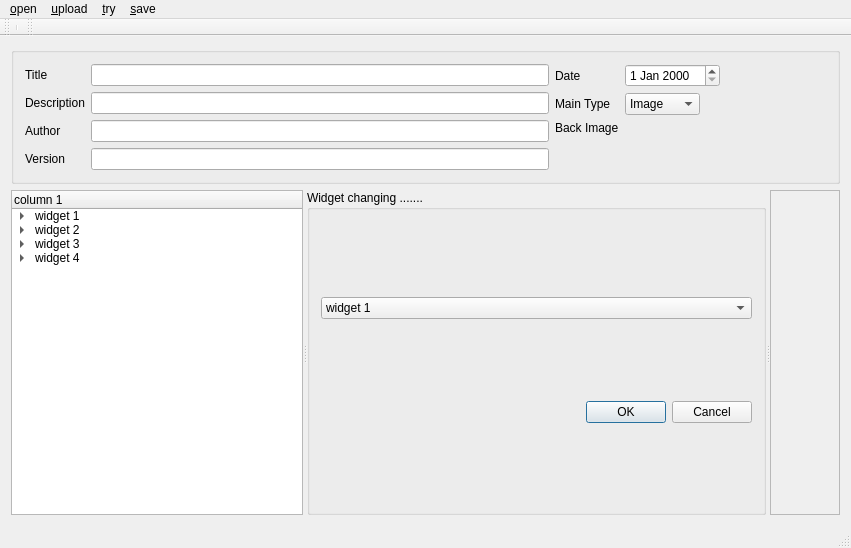
The window that mainwindow.ui (KDE/pairs) describes before a commit, drawn with Qt 5.
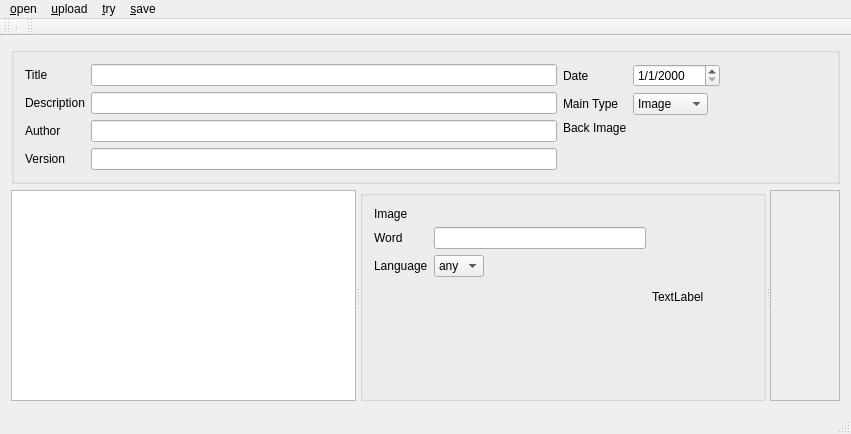
The same window after the commit. Custom widgets are drawn as their Qt base class.

Commit message: new model to parse and display a Pairs theme

The edit to the form file:
```diff
--- a/mainwindow.ui
+++ b/mainwindow.ui
@@ -7,16 +7,14 @@
     <x>0</x>
     <y>0</y>
     <width>851</width>
-    <height>548</height>
+    <height>434</height>
    </rect>
   </property>
   <property name="windowTitle">
    <string>MainWindow</string>
   </property>
   <widget class="QWidget" name="centralWidget">
-   <layout class="QVBoxLayout" name="verticalLayout_3">
-    <item>
-     <layout class="QVBoxLayout" name="verticalLayout_2">
+   <layout class="QVBoxLayout" name="verticalLayout">
       <item>
        <widget class="QGroupBox" name="groupBox_2">
         <property name="sizePolicy">
@@ -89,7 +87,11 @@
             </widget>
            </item>
            <item row="0" column="1">
-            <widget class="QDateEdit" name="dateEdit"/>
+          <widget class="QDateEdit" name="dateEdit">
+           <property name="displayFormat">
+            <string>d/M/yyyy</string>
+           </property>
+          </widget>
            </item>
            <item row="1" column="0">
             <widget class="QLabel" name="maintypeLabel">
@@ -137,7 +139,7 @@
          <item>
           <layout class="QVBoxLayout" name="verticalLayout_4">
            <item>
-            <widget class="QLabel" name="label">
+          <widget class="QLabel" name="pixLabel">
              <property name="sizePolicy">
               <sizepolicy hsizetype="Maximum" vsizetype="Maximum">
                <horstretch>0</horstretch>
@@ -169,111 +171,115 @@
          <property name="orientation">
           <enum>Qt::Horizontal</enum>
          </property>
-         <widget class="QTreeWidget" name="treeWidget">
-          <property name="columnCount">
-           <number>1</number>
-          </property>
-          <column>
-           <property name="text">
-            <string>column 1</string>
-           </property>
-          </column>
-          <item>
-           <property name="text">
-            <string>widget 1</string>
-           </property>
-           <item>
-            <property name="text">
-             <string>sub widget </string>
-            </property>
-           </item>
-          </item>
-          <item>
-           <property name="text">
-            <string>widget 2</string>
-           </property>
-           <item>
-            <property name="text">
-             <string>sub widget</string>
-            </property>
-           </item>
-          </item>
-          <item>
-           <property name="text">
-            <string>widget 3</string>
-           </property>
-           <item>
-            <property name="text">
-             <string>sub widget </string>
-            </property>
-           </item>
-          </item>
-          <item>
-           <property name="text">
-            <string>widget 4</string>
-           </property>
-           <item>
-            <property name="text">
-             <string>sub widget</string>
-            </property>
-           </item>
-          </item>
-         </widget>
+       <widget class="QTreeView" name="treeView"/>
          <widget class="QGroupBox" name="groupBox">
+        <property name="sizePolicy">
+         <sizepolicy hsizetype="Maximum" vsizetype="Maximum">
+          <horstretch>0</horstretch>
+          <verstretch>0</verstretch>
+         </sizepolicy>
+        </property>
           <property name="title">
-           <string>Widget changing .......</string>
-          </property>
-          <layout class="QVBoxLayout" name="verticalLayout">
-           <item>
-            <widget class="QComboBox" name="comboBox">
-             <property name="minimumSize">
-              <size>
-               <width>374</width>
-               <height>0</height>
-              </size>
-             </property>
-             <item>
-              <property name="text">
-               <string>widget 1</string>
-              </property>
-             </item>
-             <item>
-              <property name="text">
-               <string>widget 2</string>
-              </property>
-             </item>
-             <item>
-              <property name="text">
-               <string> widget 3</string>
-              </property>
-             </item>
-             <item>
-              <property name="text">
-               <string>widget 4</string>
-              </property>
-             </item>
-             <item>
-              <property name="text">
-               <string>widget 5</string>
-              </property>
-             </item>
-             <item>
-              <property name="text">
                <string/>
               </property>
-             </item>
+        <layout class="QHBoxLayout" name="horizontalLayout_2">
+         <item>
+          <layout class="QFormLayout" name="formLayout_3">
+           <property name="fieldGrowthPolicy">
+            <enum>QFormLayout::ExpandingFieldsGrow</enum>
+           </property>
+           <item row="0" column="0">
+            <widget class="QLabel" name="imageLabel">
+             <property name="text">
+              <string>Image</string>
+             </property>
+            </widget>
+           </item>
+           <item row="0" column="1">
+            <widget class="KUrlRequester" name="fileKurl"/>
+           </item>
+           <item row="1" column="0">
+            <widget class="QLabel" name="wordLabel">
+             <property name="text">
+              <string>Word</string>
+             </property>
             </widget>
            </item>
+           <item row="1" column="1">
+            <widget class="QLineEdit" name="wordEdit"/>
+           </item>
+           <item row="2" column="0">
+            <widget class="QLabel" name="langLabel">
+             <property name="text">
+              <string>Language</string>
+             </property>
+            </widget>
+           </item>
+           <item row="2" column="1">
+            <widget class="QComboBox" name="comboBox_2">
            <item>
-            <widget class="QDialogButtonBox" name="buttonBox">
+              <property name="text">
+               <string>any</string>
+              </property>
+             </item>
+             <item>
+              <property name="text">
+               <string>en</string>
+              </property>
+             </item>
+             <item>
+              <property name="text">
+               <string>de</string>
+              </property>
+             </item>
+             <item>
+              <property name="text">
+               <string>it</string>
+              </property>
+             </item>
+             <item>
+              <property name="text">
+               <string>es</string>
+              </property>
+             </item>
+             <item>
+              <property name="text">
+               <string>pt</string>
+              </property>
+             </item>
+             <item>
+              <property name="text">
+               <string>pl</string>
+              </property>
+             </item>
+             <item>
+              <property name="text">
+               <string>cz</string>
+              </property>
+             </item>
+            </widget>
+           </item>
+          </layout>
+         </item>
+         <item>
+          <widget class="QLabel" name="label">
+           <property name="sizePolicy">
+            <sizepolicy hsizetype="Maximum" vsizetype="Maximum">
+             <horstretch>0</horstretch>
+             <verstretch>0</verstretch>
+            </sizepolicy>
+           </property>
              <property name="minimumSize">
               <size>
-               <width>374</width>
-               <height>0</height>
-              </size>
-             </property>
-             <property name="standardButtons">
-              <set>QDialogButtonBox::Cancel|QDialogButtonBox::Ok</set>
+             <width>100</width>
+             <height>100</height>
+            </size>
+           </property>
+           <property name="text">
+            <string>TextLabel</string>
+           </property>
+           <property name="alignment">
+            <set>Qt::AlignLeading|Qt::AlignLeft|Qt::AlignVCenter</set>
              </property>
             </widget>
            </item>
@@ -281,6 +287,12 @@
          </widget>
         </widget>
         <widget class="QScrollArea" name="scrollArea">
+       <property name="sizePolicy">
+        <sizepolicy hsizetype="Maximum" vsizetype="Maximum">
+         <horstretch>0</horstretch>
+         <verstretch>0</verstretch>
+        </sizepolicy>
+       </property>
          <property name="widgetResizable">
           <bool>true</bool>
          </property>
@@ -290,14 +302,12 @@
             <x>0</x>
             <y>0</y>
             <width>70</width>
-            <height>357</height>
+          <height>245</height>
            </rect>
           </property>
          </widget>
         </widget>
        </widget>
-      </item>
-     </layout>
     </item>
    </layout>
   </widget>
```
Left out of the diff: 2 changed lines with no effect on the pictures. Lines whose indentation alone changed are shown as unchanged. The commit also changes 12 other files.
